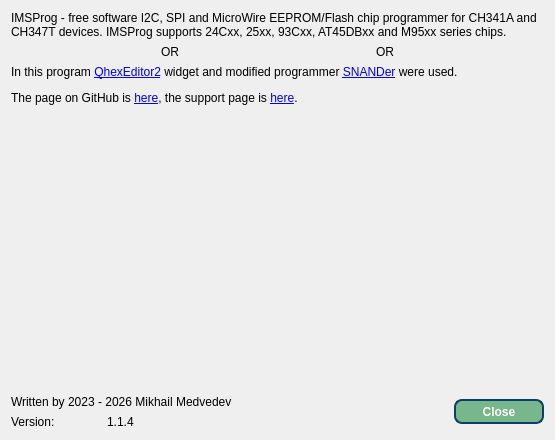
bigbigmdm/IMSProg, file IMSProg_programmer/dialogabout.ui: the form before one commit.
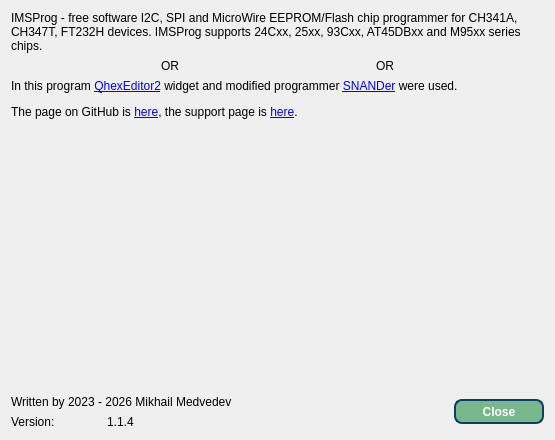
The form after the commit. Icons and pictures are not drawn.

Commit message: Adding support for ft232h programmer. Step one - good reading many chips

What changed in the file:
```diff
--- a/IMSProg_programmer/dialogabout.ui
+++ b/IMSProg_programmer/dialogabout.ui
@@ -23,7 +23,7 @@
      <item>
       <widget class="QLabel" name="label_4">
        <property name="text">
-        <string>IMSProg - free software I2C, SPI and MicroWire EEPROM/Flash chip programmer for CH341A and CH347T devices. IMSProg supports 24Cxx, 25xx, 93Cxx, AT45DBxx and M95xx series chips.</string>
+        <string>IMSProg - free software I2C, SPI and MicroWire EEPROM/Flash chip programmer for CH341A, CH347T, FT232H devices. IMSProg supports 24Cxx, 25xx, 93Cxx, AT45DBxx and M95xx series chips.</string>
        </property>
        <property name="wordWrap">
         <bool>true</bool>
```
The commit also changes 7 other files.
